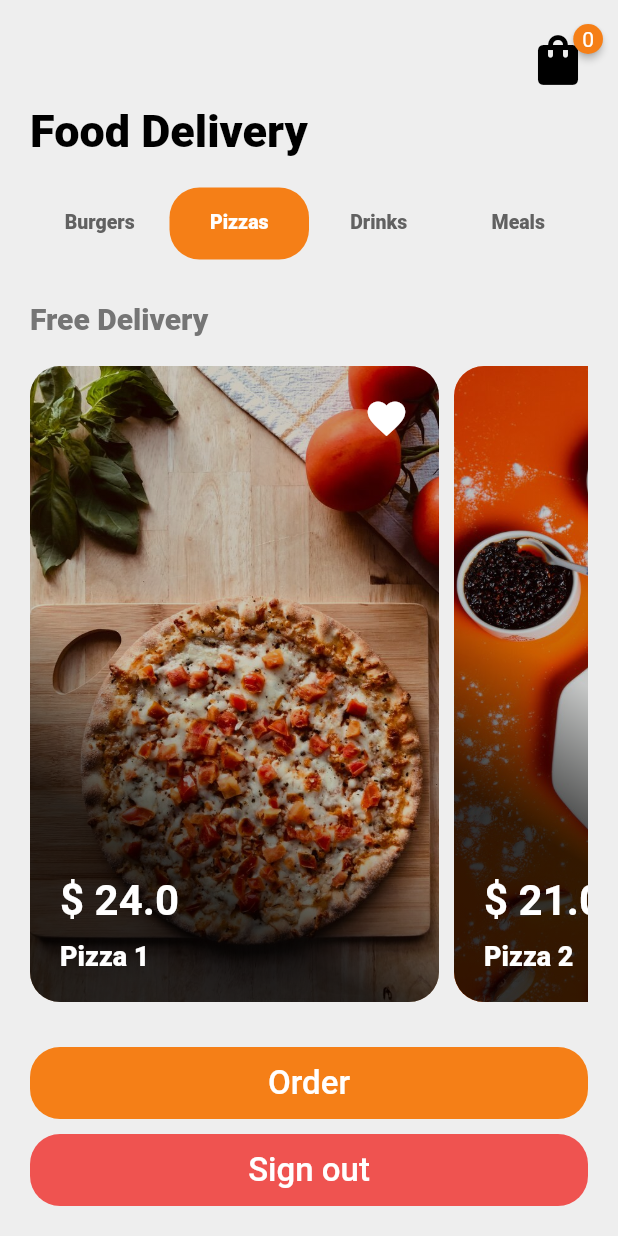
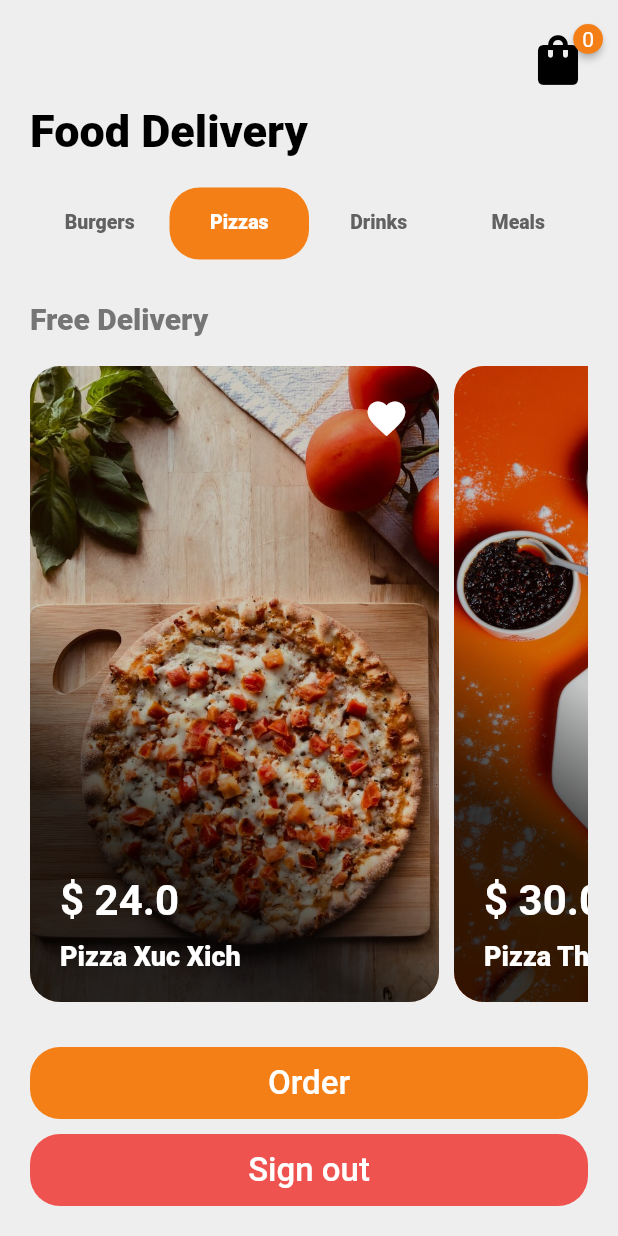
Before and after one commit to justt1n/restaurant_flutter, a Flutter app: the HomePage screen opened directly with empty values, tab 2 chosen, on a phone screen of 412 x 824 dp. Run offline on Flutter 3.47's test engine with Material 2 defaults, Android fonts, the phone set to English and light mode, and no system bars; drawn by our look-alikes of badges; our stand-ins replace animate_do, cloud_firestore, firebase_auth, firebase_core, google_fonts, page_transition; accounts and stored records are empty.

Commit message:
Cap nhat san pham

```diff
--- a/lib/constants.dart
+++ b/lib/constants.dart
@@ -1,7 +1,6 @@
 import 'package:flutter/material.dart';
 import 'package:google_fonts/google_fonts.dart';
 import 'package:restaurant/models/product.dart';
-import 'package:restaurant/services/firebase_service.dart';
 
 final style = GoogleFonts.roboto(
   fontSize: 30,
@@ -18,62 +17,67 @@ final style = GoogleFonts.roboto(
 final List<Product> burgeritems = [
   Product(
       image: 'assets/humburgerone.jpg',
-      title: 'Humburger 1',
+      title: 'Humburger Bo',
       price: 12.00,
       isSelected: false),
   Product(
       image: 'assets/humburgertwo.jpg',
-      title: 'Humburger 2',
-      price: 08.00,
+      title: 'Humburger Hai San',
+      price: 10.00,
       isSelected: false),
   Product(
       image: 'assets/humburgerthree.jpg',
-      title: 'Humburger 3',
-      price: 12.00,
+      title: 'Humburger Thap Cam',
+      price: 15.00,
       isSelected: false),
 ];
 
 final List<Product> pizzaitems = [
   Product(
       image: 'assets/pizzaone.jpg',
-      title: 'Pizza 1',
+      title: 'Pizza Xuc Xich',
       price: 24.00,
       isSelected: false),
   Product(
       image: 'assets/pizzatwo.jpg',
-      title: 'Pizza 2',
-      price: 21.00,
+      title: 'Pizza Thap Cam',
+      price: 30.00,
       isSelected: false),
   Product(
       image: 'assets/pizzathree.jpg',
-      title: 'Pizza 3',
+      title: 'Pizza Dac Biet',
       price: 40.00,
       isSelected: false),
 ];
 
 final List<Product> drinksitems = [
   Product(
-      image: 'assets/coffee.jpg',
-      title: 'Coffee',
-      price: 08.00,
-      isSelected: false),
+    image: 'assets/coffee.jpg',
+    title: 'Coffee',
+    price: 08.00,
+    isSelected: false,
+  ),
   Product(
-      image: 'assets/milk.jpg', title: 'Milk', price: 11.00, isSelected: false),
+    image: 'assets/milk.jpg',
+    title: 'Milk',
+    price: 11.00,
+    isSelected: false,
+  ),
 ];
 final List<Product> mealsitems = [
   Product(
       image: 'assets/puncake.jpg',
       title: 'Puncake',
-      price: 33.00,
+      price: 30.00,
       isSelected: false),
   Product(
       image: 'assets/dessert.jpg',
-      title: 'Dessert 1',
-      price: 28.00,
+      title: 'Dessert VIP',
+      price: 35.00,
       isSelected: false),
   Product(
       image: 'assets/dessert2.jpg',
-      title: 'Dessert 2',
-      price: 30.00,
+      title: 'Dessert Special',
+      price: 45.00,
       isSelected: false),
 ];
```
